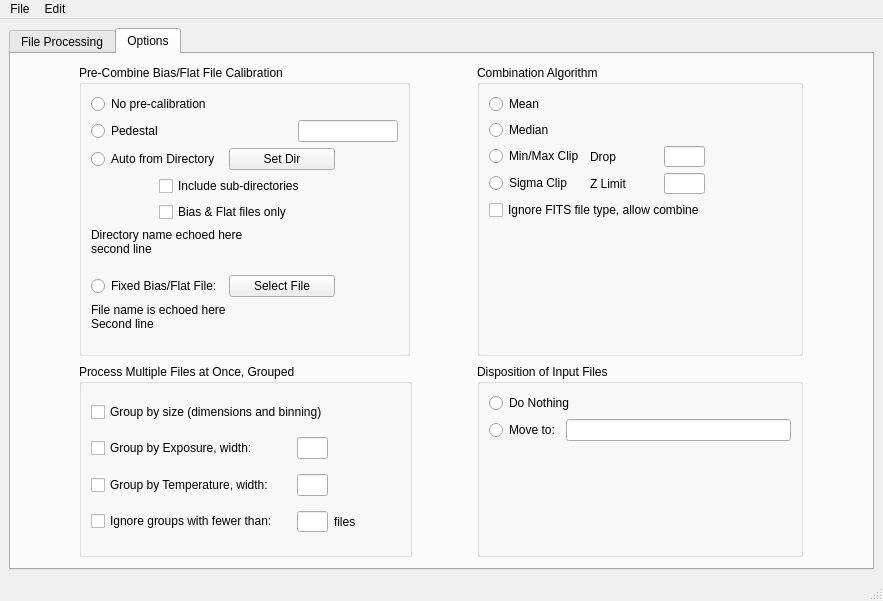
Before: the Qt Designer form MainWindow.ui in RMcDOttawa/MasterFlatMaker, drawn with Qt 5.
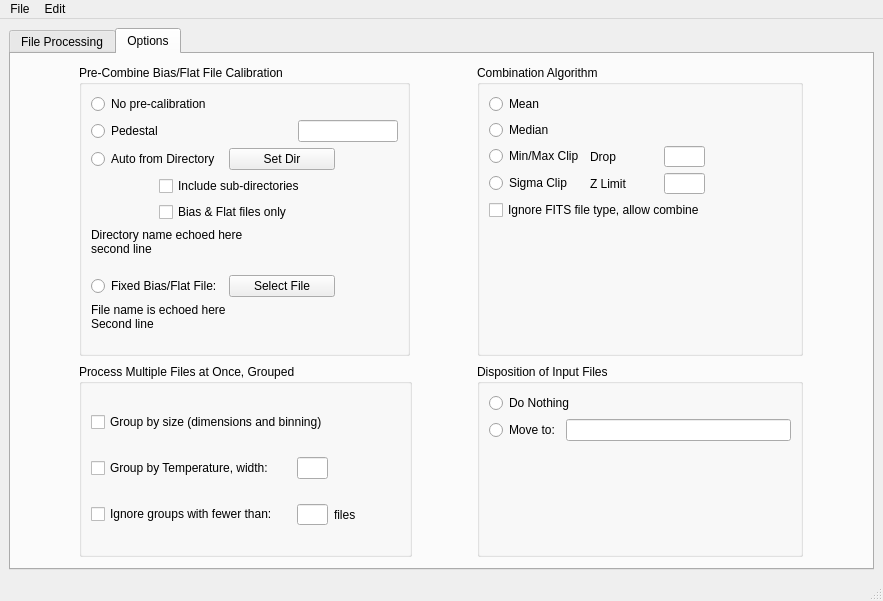
After: the same form once the commit is applied. The open tabs and pages were chosen to show the change.

Commit message: Removed group-by-exposure feature throughout

The edit to the form file:
```diff
--- a/MainWindow.ui
+++ b/MainWindow.ui
@@ -715,30 +715,7 @@
            <string>Process Multiple Files at Once, Grouped</string>
           </property>
           <layout class="QGridLayout" name="gridLayout_3">
-           <item row="3" column="1">
-            <widget class="QLineEdit" name="minimumGroupSize">
-             <property name="maximumSize">
-              <size>
-               <width>31</width>
-               <height>21</height>
-              </size>
-             </property>
-            </widget>
-           </item>
-           <item row="2" column="1">
-            <widget class="QLineEdit" name="temperatureGroupBandwidth">
-             <property name="maximumSize">
-              <size>
-               <width>31</width>
-               <height>16777215</height>
-              </size>
-             </property>
-             <property name="toolTip">
-              <string>Group together temperatures that are within this much on either side of the group centre.</string>
-             </property>
-            </widget>
-           </item>
-           <item row="2" column="0">
+           <item row="1" column="0">
             <widget class="QCheckBox" name="groupByTemperatureCB">
              <property name="toolTip">
               <string>Process sets of files having different CCD temperatures</string>
@@ -748,43 +725,33 @@
              </property>
             </widget>
            </item>
-           <item row="1" column="0">
-            <widget class="QCheckBox" name="groupByExposureCB">
-             <property name="toolTip">
-              <string>Process sets of files having different exposure times</string>
-             </property>
-             <property name="text">
-              <string>Group by Exposure, width:</string>
-             </property>
-            </widget>
-           </item>
-           <item row="3" column="2">
-            <widget class="QLabel" name="label_9">
-             <property name="text">
-              <string>files</string>
-             </property>
-            </widget>
-           </item>
-           <item row="1" column="1">
-            <widget class="QLineEdit" name="exposureGroupBandwidth">
-             <property name="maximumSize">
-              <size>
-               <width>31</width>
-               <height>16777215</height>
-              </size>
-             </property>
-             <property name="toolTip">
-              <string>Group together exposures that are within this much on either side of the group centre.</string>
-             </property>
-            </widget>
-           </item>
-           <item row="3" column="0">
+           <item row="2" column="0">
             <widget class="QCheckBox" name="ignoreSmallGroupsCB">
              <property name="text">
               <string>Ignore groups with fewer than:</string>
              </property>
             </widget>
            </item>
+           <item row="2" column="2">
+            <widget class="QLabel" name="label_9">
+             <property name="text">
+              <string>files</string>
+             </property>
+            </widget>
+           </item>
+           <item row="1" column="1">
+            <widget class="QLineEdit" name="temperatureGroupBandwidth">
+             <property name="maximumSize">
+              <size>
+               <width>31</width>
+               <height>16777215</height>
+              </size>
+             </property>
+             <property name="toolTip">
+              <string>Group together temperatures that are within this much on either side of the group centre.</string>
+             </property>
+            </widget>
+           </item>
            <item row="0" column="0" colspan="2">
             <widget class="QCheckBox" name="groupBySizeCB">
              <property name="toolTip">
@@ -795,6 +762,16 @@
              </property>
             </widget>
            </item>
+           <item row="2" column="1">
+            <widget class="QLineEdit" name="minimumGroupSize">
+             <property name="maximumSize">
+              <size>
+               <width>31</width>
+               <height>21</height>
+              </size>
+             </property>
+            </widget>
+           </item>
           </layout>
          </widget>
         </item>
```
Left out of the diff: 2 changed lines with no effect on the pictures. The commit also changes 14 other files.
